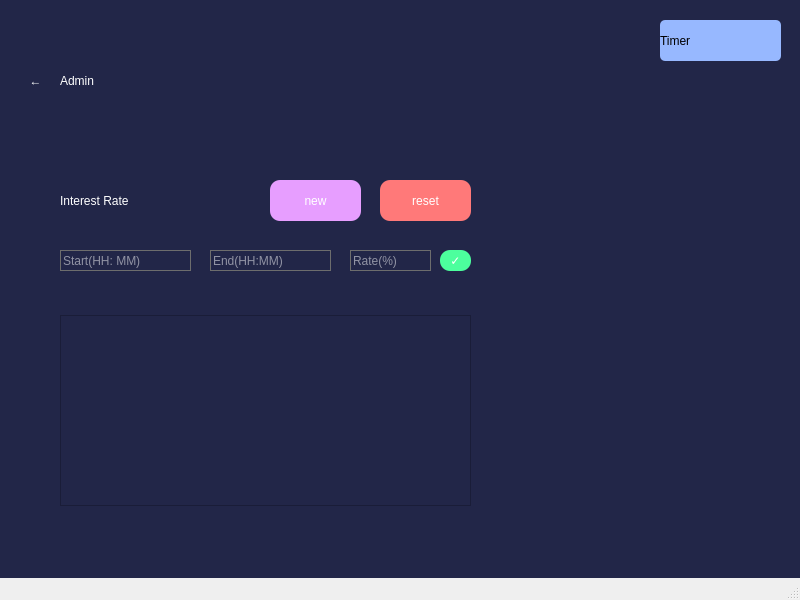
The window that mainwindow.ui (stingray-0/bank) describes before a commit, drawn with Qt 5.
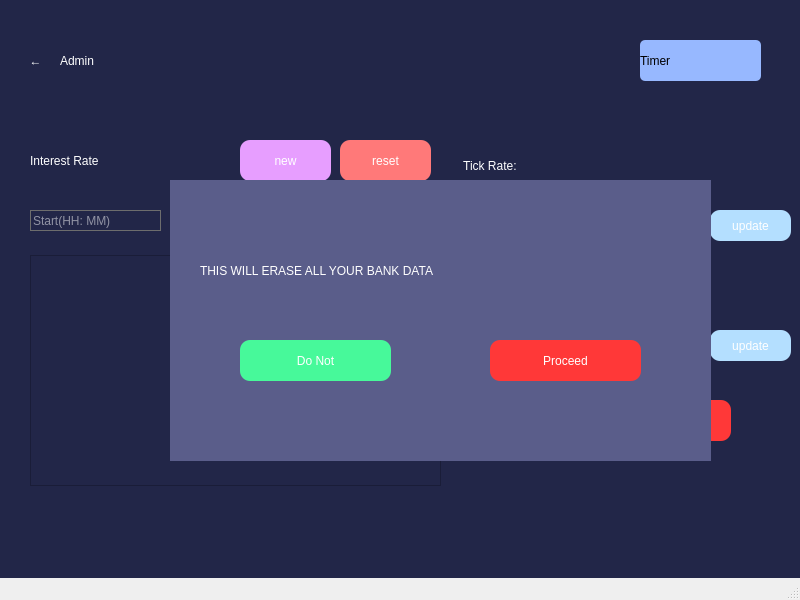
The same window after the commit. The open tabs and pages were chosen to show the change.

Patch:
```diff
--- a/mainwindow.ui
+++ b/mainwindow.ui
@@ -647,7 +647,7 @@
       <property name="geometry">
        <rect>
         <x>60</x>
-        <y>30</y>
+        <y>10</y>
         <width>141</width>
         <height>81</height>
        </rect>
@@ -666,8 +666,8 @@
      <widget class="QLabel" name="Interest_rate">
       <property name="geometry">
        <rect>
-        <x>60</x>
-        <y>150</y>
+        <x>30</x>
+        <y>110</y>
         <width>191</width>
         <height>81</height>
        </rect>
@@ -687,8 +687,8 @@
      <widget class="QPushButton" name="new_button">
       <property name="geometry">
        <rect>
-        <x>270</x>
-        <y>170</y>
+        <x>240</x>
+        <y>130</y>
         <width>91</width>
         <height>41</height>
        </rect>
@@ -715,8 +715,8 @@
      <widget class="QPushButton" name="reset_button">
       <property name="geometry">
        <rect>
-        <x>380</x>
-        <y>170</y>
+        <x>340</x>
+        <y>130</y>
         <width>91</width>
         <height>41</height>
        </rect>
@@ -743,10 +743,10 @@
      <widget class="QListWidget" name="rate_list">
       <property name="geometry">
        <rect>
-        <x>60</x>
-        <y>300</y>
+        <x>30</x>
+        <y>240</y>
         <width>411</width>
-        <height>201</height>
+        <height>241</height>
        </rect>
       </property>
       <property name="styleSheet">
@@ -761,8 +761,8 @@
      <widget class="QLineEdit" name="start_time_box">
       <property name="geometry">
        <rect>
-        <x>60</x>
-        <y>240</y>
+        <x>30</x>
+        <y>200</y>
         <width>131</width>
         <height>21</height>
        </rect>
@@ -787,8 +787,8 @@
      <widget class="QLineEdit" name="end_time_box">
       <property name="geometry">
        <rect>
-        <x>210</x>
-        <y>240</y>
+        <x>180</x>
+        <y>200</y>
         <width>121</width>
         <height>21</height>
        </rect>
@@ -813,8 +813,8 @@
      <widget class="QLineEdit" name="rate_box">
       <property name="geometry">
        <rect>
-        <x>350</x>
-        <y>240</y>
+        <x>320</x>
+        <y>200</y>
         <width>81</width>
         <height>21</height>
        </rect>
@@ -839,8 +839,8 @@
      <widget class="QPushButton" name="enter_new_rate">
       <property name="geometry">
        <rect>
-        <x>440</x>
-        <y>240</y>
+        <x>410</x>
+        <y>200</y>
         <width>31</width>
         <height>21</height>
        </rect>
@@ -869,7 +869,7 @@
       <property name="geometry">
        <rect>
         <x>20</x>
-        <y>50</y>
+        <y>30</y>
         <width>31</width>
         <height>41</height>
        </rect>
@@ -893,14 +893,287 @@
        <string>←</string>
       </property>
      </widget>
+     <widget class="QLabel" name="tick_rate">
+      <property name="geometry">
+       <rect>
+        <x>460</x>
+        <y>140</y>
+        <width>311</width>
+        <height>31</height>
+       </rect>
+      </property>
+      <property name="styleSheet">
+       <string notr="true">QLabel
+{
+	color: rgb(255, 255, 255);
+	font: 24pt &quot;Sans Serif Collection&quot;;
+}
+</string>
+      </property>
+      <property name="text">
+       <string> Tick Rate:</string>
+      </property>
+     </widget>
+     <widget class="QLineEdit" name="period_box">
+      <property name="geometry">
+       <rect>
+        <x>470</x>
+        <y>200</y>
+        <width>221</width>
+        <height>31</height>
+       </rect>
+      </property>
+      <property name="styleSheet">
+       <string notr="true">QLineEdit
+{
+	border-width: 1px;
+	border-style: solid;
+	border-color: rgb(109, 109, 109);
+	color:rgb(255, 255, 255);
+	font: 20pt &quot;Sans Serif Collection&quot;;
+}</string>
+      </property>
+      <property name="text">
+       <string/>
+      </property>
+      <property name="placeholderText">
+       <string>1~3599mins</string>
+      </property>
+     </widget>
+     <widget class="QPushButton" name="update_period">
+      <property name="geometry">
+       <rect>
+        <x>710</x>
+        <y>200</y>
+        <width>81</width>
+        <height>31</height>
+       </rect>
+      </property>
+      <property name="styleSheet">
+       <string notr="true">QPushButton
+{
+	border: none;
+	color: rgb(255, 255, 255);
+	font: 700 16pt &quot;Noto Sans TC&quot;;
+	background-color: rgb(180, 223, 255);
+	border-radius:10px;
+	text-align: center;
+}
+
+QPushButton::Hover
+{
+	background-color: rgb(147, 209, 248);
+}</string>
+      </property>
+      <property name="text">
+       <string>update</string>
+      </property>
+     </widget>
+     <widget class="QLabel" name="total_assets">
+      <property name="geometry">
+       <rect>
+        <x>470</x>
+        <y>270</y>
+        <width>301</width>
+        <height>31</height>
+       </rect>
+      </property>
+      <property name="styleSheet">
+       <string notr="true">QLabel
+{
+	color: rgb(255, 255, 255);
+	font: 24pt &quot;Sans Serif Collection&quot;;
+}
+</string>
+      </property>
+      <property name="text">
+       <string>Assets: </string>
+      </property>
+     </widget>
+     <widget class="QLineEdit" name="assets_box">
+      <property name="geometry">
+       <rect>
+        <x>470</x>
+        <y>320</y>
+        <width>221</width>
+        <height>31</height>
+       </rect>
+      </property>
+      <property name="styleSheet">
+       <string notr="true">QLineEdit
+{
+	border-width: 1px;
+	border-style: solid;
+	border-color: rgb(109, 109, 109);
+	color:rgb(255, 255, 255);
+	font: 20pt &quot;Sans Serif Collection&quot;;
+}</string>
+      </property>
+      <property name="text">
+       <string/>
+      </property>
+      <property name="placeholderText">
+       <string>($)</string>
+      </property>
+     </widget>
+     <widget class="QPushButton" name="update_assests">
+      <property name="geometry">
+       <rect>
+        <x>710</x>
+        <y>320</y>
+        <width>81</width>
+        <height>31</height>
+       </rect>
+      </property>
+      <property name="styleSheet">
+       <string notr="true">QPushButton
+{
+	border: none;
+	color: rgb(255, 255, 255);
+	font: 700 16pt &quot;Noto Sans TC&quot;;
+	background-color: rgb(180, 223, 255);
+	border-radius:10px;
+	text-align: center;
+}
+
+QPushButton::Hover
+{
+	background-color: rgb(147, 209, 248);
+}</string>
+      </property>
+      <property name="text">
+       <string>update</string>
+      </property>
+     </widget>
+     <widget class="QPushButton" name="full_reset_button">
+      <property name="geometry">
+       <rect>
+        <x>530</x>
+        <y>390</y>
+        <width>201</width>
+        <height>41</height>
+       </rect>
+      </property>
+      <property name="styleSheet">
+       <string notr="true">QPushButton
+{
+	border: none;
+	color:rgb(255, 255, 255);
+	background-color: rgb(255, 56, 56);
+	font: 24pt &quot;Sans Serif Collection&quot;;
+	border-radius: 10px;
+}
+
+QPushButton::Hover
+{
+	background-color: rgb(255, 114, 114);
+}</string>
+      </property>
+      <property name="text">
+       <string>Full Reset</string>
+      </property>
+     </widget>
+     <widget class="QWidget" name="full_reset_screen" native="true">
+      <property name="geometry">
+       <rect>
+        <x>170</x>
+        <y>170</y>
+        <width>541</width>
+        <height>281</height>
+       </rect>
+      </property>
+      <property name="styleSheet">
+       <string notr="true">QWidget
+{
+	background-color:rgb(90, 93, 138);
+}</string>
+      </property>
+      <widget class="QLabel" name="reset_warning">
+       <property name="geometry">
+        <rect>
+         <x>30</x>
+         <y>50</y>
+         <width>481</width>
+         <height>81</height>
+        </rect>
+       </property>
+       <property name="styleSheet">
+        <string notr="true">QLabel
+{
+	color: rgb(255, 255, 255);
+	font: 20pt &quot;Sans Serif Collection&quot;;
+}
+</string>
+       </property>
+       <property name="text">
+        <string>THIS WILL ERASE ALL YOUR BANK DATA</string>
+       </property>
+      </widget>
+      <widget class="QPushButton" name="proceed_reset_button">
+       <property name="geometry">
+        <rect>
+         <x>320</x>
+         <y>160</y>
+         <width>151</width>
+         <height>41</height>
+        </rect>
+       </property>
+       <property name="styleSheet">
+        <string notr="true">QPushButton
+{
+	border: none;
+	color:rgb(255, 255, 255);
+	background-color: rgb(255, 56, 56);
+	font: 24pt &quot;Sans Serif Collection&quot;;
+	border-radius: 10px;
+}
+
+QPushButton::Hover
+{
+	background-color: rgb(255, 114, 114);
+}</string>
+       </property>
+       <property name="text">
+        <string>Proceed</string>
+       </property>
+      </widget>
+      <widget class="QPushButton" name="proceed_reset_button_2">
+       <property name="geometry">
+        <rect>
+         <x>70</x>
+         <y>160</y>
+         <width>151</width>
+         <height>41</height>
+        </rect>
+       </property>
+       <property name="styleSheet">
+        <string notr="true">QPushButton
+{
+	border: none;
+	color:rgb(255, 255, 255);
+	background-color: rgb(71, 249, 154);
+	font: 24pt &quot;Sans Serif Collection&quot;;
+	border-radius: 10px;
+}
+
+QPushButton::Hover
+{
+	background-color: rgb(114, 255, 159);
+}</string>
+       </property>
+       <property name="text">
+        <string>Do Not</string>
+       </property>
+      </widget>
+     </widget>
     </widget>
     <widget class="QWidget" name="page"/>
    </widget>
    <widget class="QLabel" name="clock">
     <property name="geometry">
      <rect>
-      <x>660</x>
-      <y>20</y>
+      <x>640</x>
+      <y>40</y>
       <width>121</width>
       <height>41</height>
      </rect>
```
Left out of the diff: 22 changed lines with no effect on the pictures.
